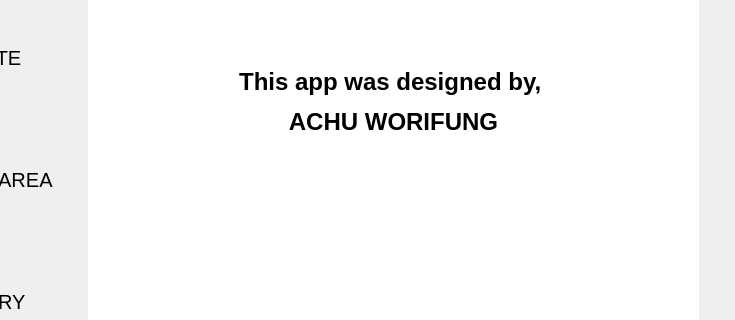
Achu-Worifung/quickMove, file ui/MainWindow.ui: the form before one commit; both pictures show x 124 to 859 and y 300 to 620 of the 859 by 879 pixel window.
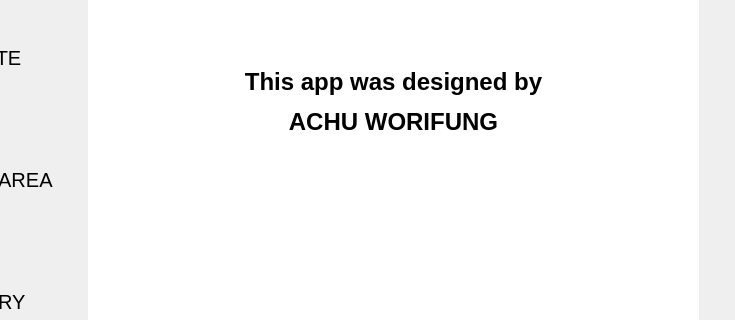
The form after the commit. The open tabs and pages were chosen to show the change. Icons and pictures are not drawn.

The edit to the form file:
```diff
--- a/ui/MainWindow.ui
+++ b/ui/MainWindow.ui
@@ -1190,7 +1190,7 @@
 &lt;html&gt;&lt;head&gt;&lt;meta name=&quot;qrichtext&quot; content=&quot;1&quot; /&gt;&lt;style type=&quot;text/css&quot;&gt;
 p, li { white-space: pre-wrap; }
 &lt;/style&gt;&lt;/head&gt;&lt;body style=&quot; font-family:'MS Shell Dlg 2'; font-size:8.25pt; font-weight:400; font-style:normal;&quot;&gt;
-&lt;p align=&quot;center&quot; style=&quot; margin-top:12px; margin-bottom:12px; margin-left:0px; margin-right:0px; -qt-block-indent:0; text-indent:0px;&quot;&gt;&lt;span style=&quot; font-size:18pt; font-weight:600;&quot;&gt;This app was designed by, &lt;/span&gt;&lt;/p&gt;
+&lt;p align=&quot;center&quot; style=&quot; margin-top:12px; margin-bottom:12px; margin-left:0px; margin-right:0px; -qt-block-indent:0; text-indent:0px;&quot;&gt;&lt;span style=&quot; font-size:18pt; font-weight:600;&quot;&gt;This app was designed by&lt;/span&gt;&lt;/p&gt;
 &lt;p align=&quot;center&quot; style=&quot; margin-top:12px; margin-bottom:12px; margin-left:0px; margin-right:0px; -qt-block-indent:0; text-indent:0px;&quot;&gt;&lt;span style=&quot; font-size:18pt; font-weight:600;&quot;&gt;ACHU WORIFUNG&lt;/span&gt;&lt;/p&gt;
 &lt;p align=&quot;center&quot; style=&quot;-qt-paragraph-type:empty; margin-top:12px; margin-bottom:12px; margin-left:0px; margin-right:0px; -qt-block-indent:0; text-indent:0px;&quot;&gt;&lt;br /&gt;&lt;/p&gt;&lt;/body&gt;&lt;/html&gt;</string>
                        </property>
```
Left out of the diff: 5 changed lines with no effect on the pictures.
